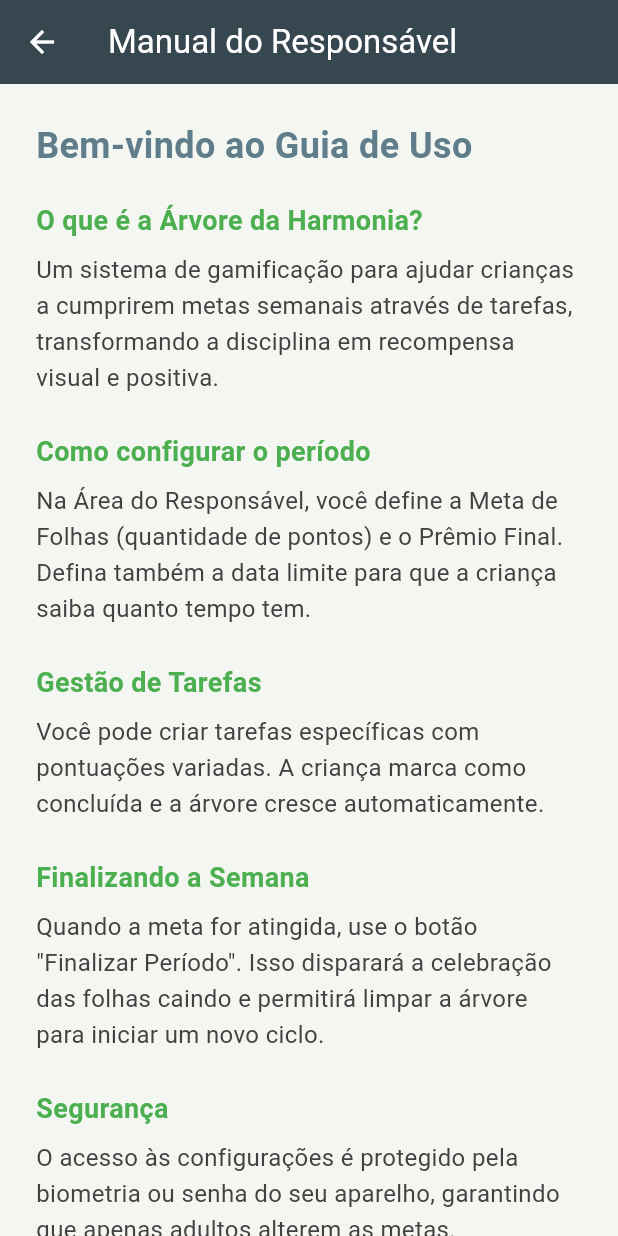
After one commit to smartielo/arvore_da_harmonia, a Flutter app: the screen it shows after launch, after a tap on the "help outline" icon, on a phone screen of 412 x 824 dp. The commit adds this screen. Run offline on Flutter 3.47's test engine with Material 3 defaults, Android fonts, the phone set to English and light mode, and no system bars; our stand-ins replace audioplayers, local_auth, sensors_plus, shared_preferences, vibration.

Commit message:
feat: adicionado manual de instrucoes + retorno da config das tarefas pelos responsaveis

```diff
--- a/lib/main.dart
+++ b/lib/main.dart
@@ -7,6 +7,7 @@ import 'package:sensors_plus/sensors_plus.dart';
 
 import 'area_mestre_page.dart';
 import 'creditos_page.dart';
+import 'manual_responsavel_page.dart';
 import 'data/app_repository.dart';
 import 'models/week_models.dart';
 import 'services/app_sounds.dart';
@@ -744,10 +745,26 @@ class _HomePageState extends State<HomePage> with TickerProviderStateMixin {
                         ),
                       ),
                     ),
-                    IconButton(
-                      icon: const Icon(Icons.lock_outline, color: Colors.white, size: 32),
-                      onPressed: _openParentMode,
-                      style: IconButton.styleFrom(backgroundColor: Colors.black26),
+                    Column(
+                      mainAxisSize: MainAxisSize.min,
+                      children: [
+                        IconButton(
+                          icon: const Icon(Icons.help_outline, color: Colors.white, size: 32),
+                          onPressed: () {
+                            Navigator.push(
+                              context,
+                              MaterialPageRoute(builder: (context) => const ManualResponsavelPage()),
+                            );
+                          },
+                          style: IconButton.styleFrom(backgroundColor: Colors.black26),
+                        ),
+                        const SizedBox(height: 8),
+                        IconButton(
+                          icon: const Icon(Icons.lock_outline, color: Colors.white, size: 32),
+                          onPressed: _openParentMode,
+                          style: IconButton.styleFrom(backgroundColor: Colors.black26),
+                        ),
+                      ],
                     ),
                   ],
                 ),
--- /dev/null
+++ b/lib/manual_responsavel_page.dart
@@ -0,0 +1,76 @@
+import 'package:flutter/material.dart';
+
+class ManualResponsavelPage extends StatelessWidget {
+  const ManualResponsavelPage({super.key});
+
+  @override
+  Widget build(BuildContext context) {
+    return Scaffold(
+      backgroundColor: const Color(0xFFF4F7F1),
+      appBar: AppBar(
+        title: const Text('Manual do Responsável'),
+        backgroundColor: Colors.blueGrey[800],
+        foregroundColor: Colors.white,
+      ),
+      body: SingleChildScrollView(
+        padding: const EdgeInsets.all(24.0),
+        child: Column(
+          crossAxisAlignment: CrossAxisAlignment.start,
+          children: [
+            const Text(
+              'Bem-vindo ao Guia de Uso',
+              style: TextStyle(fontSize: 24, fontWeight: FontWeight.bold, color: Colors.blueGrey),
+            ),
+            const SizedBox(height: 20),
+            _buildSection(
+              title: 'O que é a Árvore da Harmonia?',
+              content: 'Um sistema de gamificação para ajudar crianças a cumprirem metas semanais através de tarefas, transformando a disciplina em recompensa visual e positiva.',
+            ),
+            _buildSection(
+              title: 'Como configurar o período',
+              content: 'Na Área do Responsável, você define a Meta de Folhas (quantidade de pontos) e o Prêmio Final. Defina também a data limite para que a criança saiba quanto tempo tem.',
+            ),
+            _buildSection(
+              title: 'Gestão de Tarefas',
+              content: 'Você pode criar tarefas específicas com pontuações variadas. A criança marca como concluída e a árvore cresce automaticamente.',
+            ),
+            _buildSection(
+              title: 'Finalizando a Semana',
+              content: 'Quando a meta for atingida, use o botão "Finalizar Período". Isso disparará a celebração das folhas caindo e permitirá limpar a árvore para iniciar um novo ciclo.',
+            ),
+            _buildSection(
+              title: 'Segurança',
+              content: 'O acesso às configurações é protegido pela biometria ou senha do seu aparelho, garantindo que apenas adultos alterem as metas.',
+            ),
+            const SizedBox(height: 40),
+            Center(
+              child: ElevatedButton(
+                style: ElevatedButton.styleFrom(
+                  backgroundColor: Colors.blueGrey[800],
+                  foregroundColor: Colors.white,
+                  shape: RoundedRectangleBorder(borderRadius: BorderRadius.circular(12)),
+                ),
+                onPressed: () => Navigator.pop(context),
+                child: const Text('Entendi!'),
+              ),
+            ),
+          ],
+        ),
+      ),
+    );
+  }
+
+  Widget _buildSection({required String title, required String content}) {
+    return Padding(
+      padding: const EdgeInsets.only(bottom: 24.0),
+      child: Column(
+        crossAxisAlignment: CrossAxisAlignment.start,
+        children: [
+          Text(title, style: const TextStyle(fontSize: 18, fontWeight: FontWeight.bold, color: Colors.green)),
+          const SizedBox(height: 8),
+          Text(content, style: TextStyle(fontSize: 16, color: Colors.grey[800], height: 1.5)),
+        ],
+      ),
+    );
+  }
+}
```
Also changed, not shown: lib/area_mestre_page.dart (+6 -4 lines), lib/creditos_page.dart (+49 -7 lines), 3 other files.
